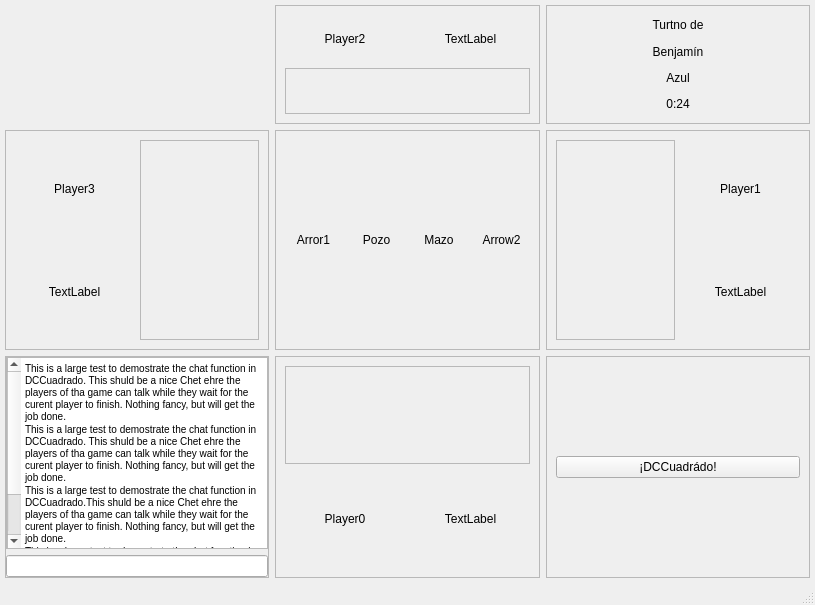
This is Tareas/T03/client/frontend/game_window.ui in benjavicente/iic2233 as Qt 5 draws it before an edit. The edited form follows.
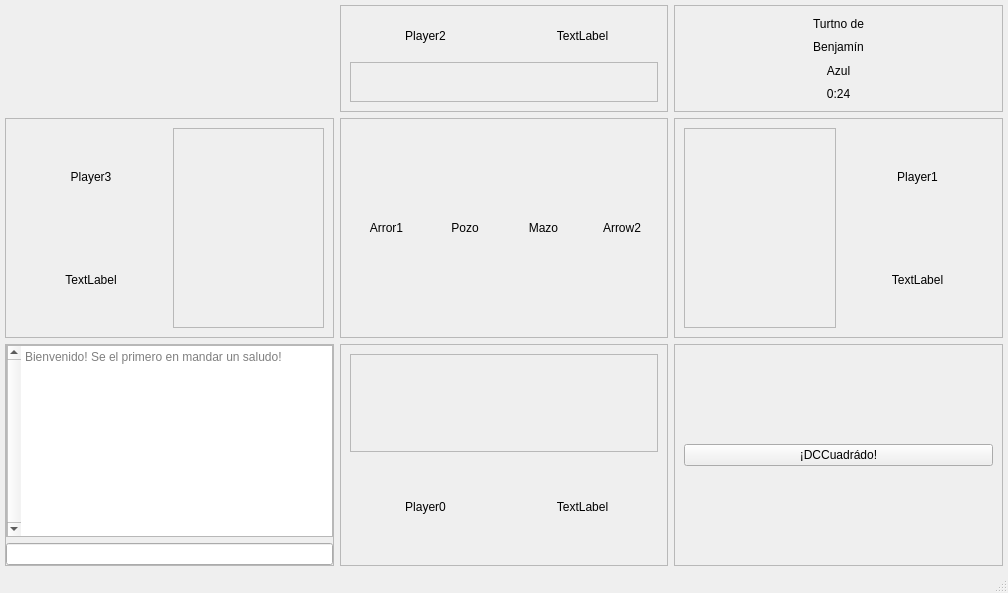
This is the edited form. Icons and pictures are not drawn.

Commit message: Inicio de la ventana de juego

What changed in the file:
```diff
--- a/Tareas/T03/client/frontend/game_window.ui
+++ b/Tareas/T03/client/frontend/game_window.ui
@@ -6,8 +6,8 @@
    <rect>
     <x>0</x>
     <y>0</y>
-    <width>815</width>
-    <height>605</height>
+    <width>1008</width>
+    <height>593</height>
    </rect>
   </property>
   <property name="windowTitle">
@@ -295,10 +295,7 @@
 &lt;html&gt;&lt;head&gt;&lt;meta name=&quot;qrichtext&quot; content=&quot;1&quot; /&gt;&lt;style type=&quot;text/css&quot;&gt;
 p, li { white-space: pre-wrap; }
 &lt;/style&gt;&lt;/head&gt;&lt;body style=&quot; font-family:'MS Shell Dlg 2'; font-size:7.8pt; font-weight:400; font-style:normal;&quot;&gt;
-&lt;p style=&quot; margin-top:0px; margin-bottom:0px; margin-left:0px; margin-right:0px; -qt-block-indent:0; text-indent:0px;&quot;&gt;This is a large test to demostrate the chat function in DCCuadrado. This shuld be a nice Chet ehre the players of tha game can talk while they wait for the curent player to finish. Nothing fancy, but will get the job done.&lt;/p&gt;
-&lt;p style=&quot; margin-top:0px; margin-bottom:0px; margin-left:0px; margin-right:0px; -qt-block-indent:0; text-indent:0px;&quot;&gt;This is a large test to demostrate the chat function in DCCuadrado. This shuld be a nice Chet ehre the players of tha game can talk while they wait for the curent player to finish. Nothing fancy, but will get the job done.&lt;/p&gt;
-&lt;p style=&quot; margin-top:0px; margin-bottom:0px; margin-left:0px; margin-right:0px; -qt-block-indent:0; text-indent:0px;&quot;&gt;This is a large test to demostrate the chat function in DCCuadrado.This shuld be a nice Chet ehre the players of tha game can talk while they wait for the curent player to finish. Nothing fancy, but will get the job done.&lt;/p&gt;
-&lt;p style=&quot; margin-top:0px; margin-bottom:0px; margin-left:0px; margin-right:0px; -qt-block-indent:0; text-indent:0px;&quot;&gt;This is a large test to demostrate the chat function in DCCuadrado. This shuld be a nice Chet ehre the players of tha game can talk while they wait for the curent player to finish.Nothing fancy, but will get the job done.&lt;/p&gt;&lt;/body&gt;&lt;/html&gt;</string>
+&lt;p style=&quot;-qt-paragraph-type:empty; margin-top:0px; margin-bottom:0px; margin-left:0px; margin-right:0px; -qt-block-indent:0; text-indent:0px;&quot;&gt;&lt;br /&gt;&lt;/p&gt;&lt;/body&gt;&lt;/html&gt;</string>
          </property>
          <property name="textInteractionFlags">
           <set>Qt::TextSelectableByMouse</set>
```
The commit also changes 5 other files.
